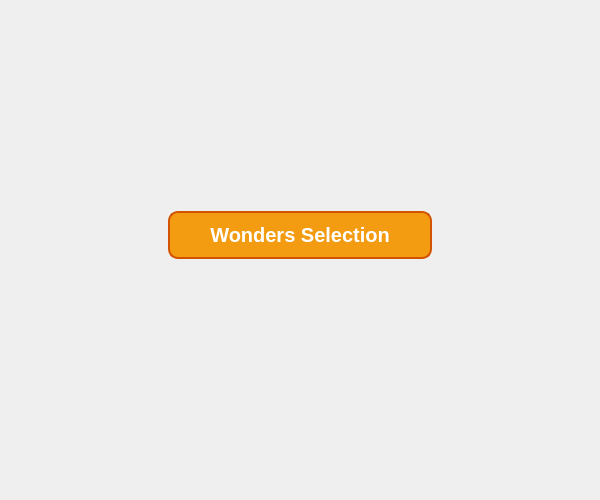
Qt form 7Wonders/UI/WonderSelectionWidget.ui (lydiagroza/ProjectMC) before a commit.
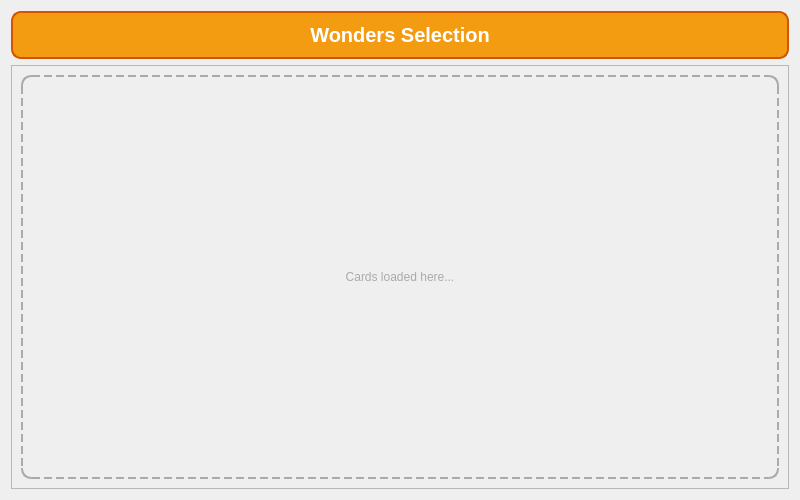
The same form after that commit.

```diff
--- a/7Wonders/UI/WonderSelectionWidget.ui
+++ b/7Wonders/UI/WonderSelectionWidget.ui
@@ -6,7 +6,7 @@
    <rect>
     <x>0</x>
     <y>0</y>
-    <width>600</width>
+    <width>800</width>
     <height>500</height>
    </rect>
   </property>
@@ -35,23 +35,45 @@
     </widget>
    </item>
    <item>
-    <spacer name="verticalSpacer">
-     <property name="orientation">
-      <enum>Qt::Vertical</enum>
+    <widget class="QScrollArea" name="scrollArea">
+     <property name="widgetResizable">
+      <bool>true</bool>
      </property>
-     <property name="sizeType">
-      <enum>QSizePolicy::Fixed</enum>
+     <property name="verticalScrollBarPolicy">
+      <enum>Qt::ScrollBarAlwaysOff</enum>
      </property>
-     <property name="sizeHint" stdset="0">
-      <size>
-       <width>20</width>
-       <height>30</height>
-      </size>
+     <property name="horizontalScrollBarPolicy">
+      <enum>Qt::ScrollBarAsNeeded</enum>
      </property>
-    </spacer>
-   </item>
-   <item>
-    <layout class="QVBoxLayout" name="containerLayout"/>
+     <widget class="QWidget" name="scrollAreaWidgetContents">
+      <property name="geometry">
+       <rect>
+        <x>0</x>
+        <y>0</y>
+        <width>780</width>
+        <height>400</height>
+       </rect>
+      </property>
+      <layout class="QHBoxLayout" name="cardsLayout">
+       <property name="spacing">
+        <number>20</number>
+       </property>
+       <item>
+        <widget class="QLabel" name="placeholderLabel">
+         <property name="text">
+          <string>Cards loaded here...</string>
+         </property>
+         <property name="alignment">
+          <set>Qt::AlignCenter</set>
+         </property>
+         <property name="styleSheet">
+          <string notr="true">color: #aaa; border: 2px dashed #aaa; border-radius: 10px; padding: 20px;</string>
+         </property>
+        </widget>
+       </item>
+      </layout>
+     </widget>
+    </widget>
    </item>
   </layout>
  </widget>
```
